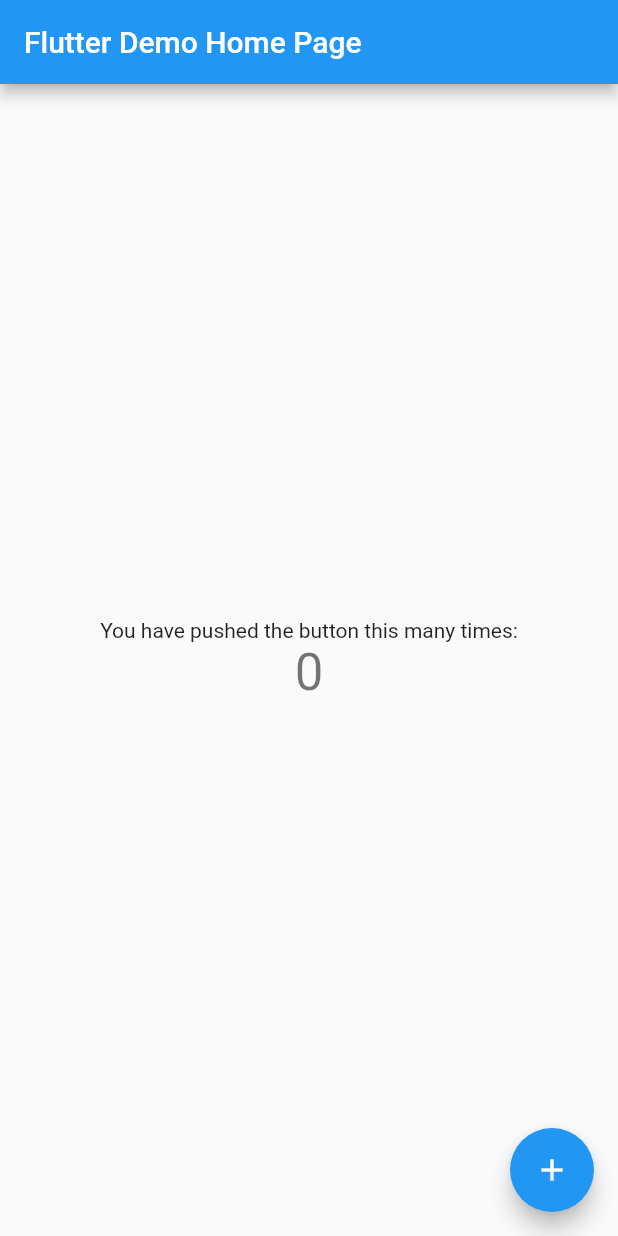
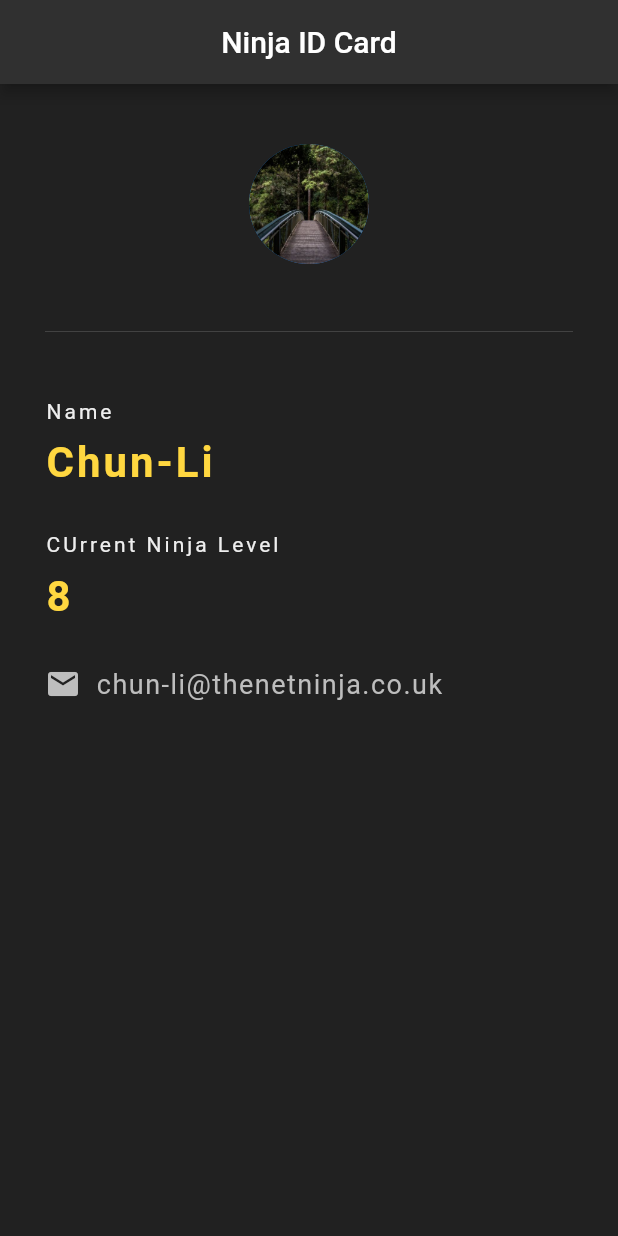
Before and after one commit to pankajatgithub/flutter_ninja_id, a Flutter app: the screen it shows after launch, on a phone screen of 412 x 824 dp. Run offline on Flutter 3.47's test engine with Material 2 defaults, Android fonts, the phone set to English and light mode, and no system bars.

Commit message:
ninja id card

```diff
--- a/lib/main.dart
+++ b/lib/main.dart
@@ -1,117 +1,94 @@
 import 'package:flutter/material.dart';
 
 void main() {
-  runApp(MyApp());
+  runApp(MaterialApp(
+    home:NinjaCard() ,
+  ));
 }
-
-class MyApp extends StatelessWidget {
-  // This widget is the root of your application.
+class NinjaCard extends StatelessWidget {
+  // const NinjaCard({key}) : super(key: key);
   @override
   Widget build(BuildContext context) {
-    return MaterialApp(
-      title: 'Flutter Demo',
-      theme: ThemeData(
-        // This is the theme of your application.
-        //
-        // Try running your application with "flutter run". You'll see the
-        // application has a blue toolbar. Then, without quitting the app, try
-        // changing the primarySwatch below to Colors.green and then invoke
-        // "hot reload" (press "r" in the console where you ran "flutter run",
-        // or simply save your changes to "hot reload" in a Flutter IDE).
-        // Notice that the counter didn't reset back to zero; the application
-        // is not restarted.
-        primarySwatch: Colors.blue,
-        // This makes the visual density adapt to the platform that you run
-        // the app on. For desktop platforms, the controls will be smaller and
-        // closer together (more dense) than on mobile platforms.
-        visualDensity: VisualDensity.adaptivePlatformDensity,
+    return Scaffold(
+      backgroundColor: Colors.grey[900],
+      appBar: AppBar(
+        title: Text("Ninja ID Card"),
+        centerTitle: true,
+        backgroundColor: Colors.grey[850],
       ),
-      home: MyHomePage(title: 'Flutter Demo Home Page'),
+      body:Padding(
+        padding: EdgeInsets.fromLTRB(30.0,40.0,30.0,0.0),
+        child: Column(
+          crossAxisAlignment: CrossAxisAlignment.start,
+          children: [
+            Center(
+              child: CircleAvatar(
+                backgroundImage: AssetImage("assets/img_forest.jpg"),
+                radius: 40.0,
+              ),
+            ),
+            Divider(
+              height: 90.0,
+              color: Colors.grey[800],
+            ),
+            Text(
+              "Name",
+              style: TextStyle(
+                color: Colors.grey[200],
+                letterSpacing: 2.0
+              ),
+            ),
+            SizedBox(height: 10.0,),
+            Text(
+              "Chun-Li",
+              style: TextStyle(
+                  color: Colors.amberAccent[200],
+                  letterSpacing: 2.0,
+                fontSize: 28.0,
+                fontWeight: FontWeight.bold
+              ),
+            ),
+            SizedBox(height: 30.0,),
+            Text(
+              "CUrrent Ninja Level",
+              style: TextStyle(
+                  color: Colors.grey[200],
+                  letterSpacing: 2.0
+              ),
+            ),
+            SizedBox(height: 10.0,),
+            Text(
+              "8",
+              style: TextStyle(
+                  color: Colors.amberAccent[200],
+                  letterSpacing: 2.0,
+                  fontSize: 28.0,
+                  fontWeight: FontWeight.bold
+              ),
+            ),
+            SizedBox(height: 30.0,),
+            Row(
+              children: [
+                Icon(
+                  Icons.email,
+                  color: Colors.grey[400],
+                ),
+                SizedBox(width:10.0),
+                Text(
+                  "chun-li@thenetninja.co.uk",
+                  style: TextStyle(
+                    color: Colors.grey[400],
+                    fontSize: 18.0,
+                    letterSpacing: 1.0
+                  ),
+                )
+              ],
+            )
+
+
+          ],
+        ),
+      ) ,
     );
   }
 }
-
-class MyHomePage extends StatefulWidget {
-  MyHomePage({Key key, this.title}) : super(key: key);
-
-  // This widget is the home page of your application. It is stateful, meaning
-  // that it has a State object (defined below) that contains fields that affect
-  // how it looks.
-
-  // This class is the configuration for the state. It holds the values (in this
-  // case the title) provided by the parent (in this case the App widget) and
-  // used by the build method of the State. Fields in a Widget subclass are
-  // always marked "final".
-
-  final String title;
-
-  @override
-  _MyHomePageState createState() => _MyHomePageState();
-}
-
-class _MyHomePageState extends State<MyHomePage> {
-  int _counter = 0;
-
-  void _incrementCounter() {
-    setState(() {
-      // This call to setState tells the Flutter framework that something has
-      // changed in this State, which causes it to rerun the build method below
-      // so that the display can reflect the updated values. If we changed
-      // _counter without calling setState(), then the build method would not be
-      // called again, and so nothing would appear to happen.
-      _counter++;
-    });
-  }
-
-  @override
-  Widget build(BuildContext context) {
-    // This method is rerun every time setState is called, for instance as done
-    // by the _incrementCounter method above.
-    //
-    // The Flutter framework has been optimized to make rerunning build methods
-    // fast, so that you can just rebuild anything that needs updating rather
-    // than having to individually change instances of widgets.
-    return Scaffold(
-      appBar: AppBar(
-        // Here we take the value from the MyHomePage object that was created by
-        // the App.build method, and use it to set our appbar title.
-        title: Text(widget.title),
-      ),
-      body: Center(
-        // Center is a layout widget. It takes a single child and positions it
-        // in the middle of the parent.
-        child: Column(
-          // Column is also a layout widget. It takes a list of children and
-          // arranges them vertically. By default, it sizes itself to fit its
-          // children horizontally, and tries to be as tall as its parent.
-          //
-          // Invoke "debug painting" (press "p" in the console, choose the
-          // "Toggle Debug Paint" action from the Flutter Inspector in Android
-          // Studio, or the "Toggle Debug Paint" command in Visual Studio Code)
-          // to see the wireframe for each widget.
-          //
-          // Column has various properties to control how it sizes itself and
-          // how it positions its children. Here we use mainAxisAlignment to
-          // center the children vertically; the main axis here is the vertical
-          // axis because Columns are vertical (the cross axis would be
-          // horizontal).
-          mainAxisAlignment: MainAxisAlignment.center,
-          children: <Widget>[
-            Text(
-              'You have pushed the button this many times:',
-            ),
-            Text(
-              '$_counter',
-              style: Theme.of(context).textTheme.headline4,
-            ),
-          ],
-        ),
-      ),
-      floatingActionButton: FloatingActionButton(
-        onPressed: _incrementCounter,
-        tooltip: 'Increment',
-        child: Icon(Icons.add),
-      ), // This trailing comma makes auto-formatting nicer for build methods.
-    );
-  }
-}
--- a/pubspec.yaml
+++ b/pubspec.yaml
@@ -45,9 +45,8 @@ flutter:
   uses-material-design: true
 
   # To add assets to your application, add an assets section, like this:
-  # assets:
-  #   - images/a_dot_burr.jpeg
-  #   - images/a_dot_ham.jpeg
+  assets:
+     - assets/img_forest.jpg
 
   # An image asset can refer to one or more resolution-specific "variants", see
   # https://flutter.dev/assets-and-images/#resolution-aware.
```
Also changed, not shown: assets/img_forest.jpg (added), 1 other file.
